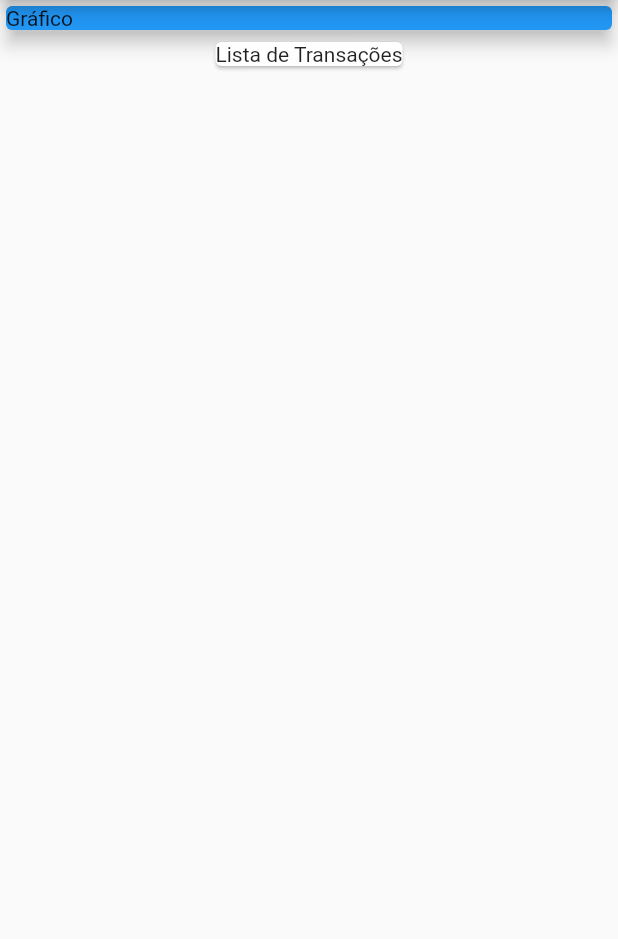
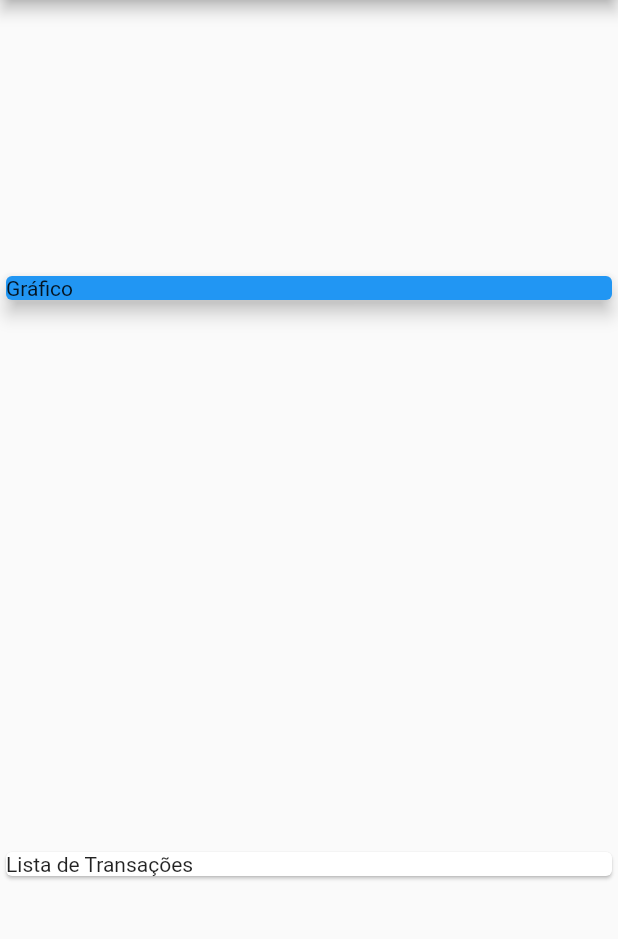
Before and after one commit to JhollRibeiro/Flutter-Cod3r-Projeto_DespesasPessoais, a Flutter app: the screen it shows after launch, on a phone screen of 412 x 824 dp, the part 84-1023 px from its top. Run offline on Flutter 3.47's test engine with Material 2 defaults, Android fonts, the phone set to English and light mode, and no system bars.

Commit message:
Seção 4 - App Despesas Pessoais - Aula 87 - Column & Row | valores finais

```diff
--- a/expenses/lib/main.dart
+++ b/expenses/lib/main.dart
@@ -21,8 +21,8 @@ class MyHomePage extends StatelessWidget {
           title: const Text('Despesas Pessoais'),
         ),
         body: const Column(
-          mainAxisAlignment: MainAxisAlignment.start, // brincar com as possibilidades (spaceAround, spaceBetween, etc)
-          crossAxisAlignment: CrossAxisAlignment.center, // brincar com as possibilidades (start, end, etc)
+          mainAxisAlignment: MainAxisAlignment.spaceAround,
+          crossAxisAlignment: CrossAxisAlignment.stretch,
           children: <Widget>[
             SizedBox(
               width: double.infinity,
```
